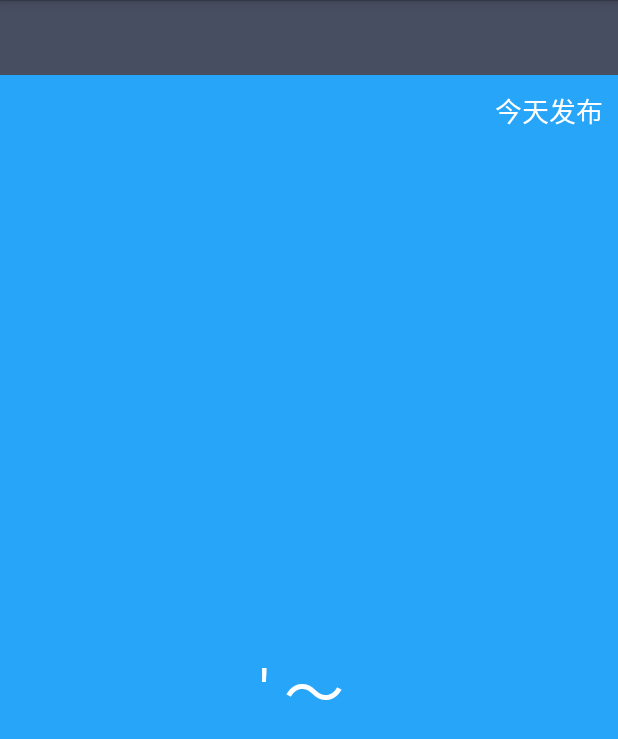
After one commit to dengjiaj/coolweather, an Android app: the WeatherActivity screen opened directly, with no data from a screen before it, on a phone screen of 412 x 824 dp. The commit adds this screen. Shown: the top 739 px of the screen. Run offline under Robolectric (Android 15) with nearby library versions, the phone set to English and light mode, and no system bars.

Commit message:
加入显示天气信息的功能

```diff
--- a/app/src/main/AndroidManifest.xml
+++ b/app/src/main/AndroidManifest.xml
@@ -14,6 +14,7 @@
                 <category android:name="android.intent.category.LAUNCHER"/>
             </intent-filter>
         </activity>
+        <activity android:name=".activity.WeatherActivity"/>
     </application>
 
 </manifest>
--- /dev/null
+++ b/app/src/main/java/main/coolweather/activity/WeatherActivity.java
@@ -0,0 +1,135 @@
+package main.coolweather.activity;
+
+import android.app.Activity;
+import android.content.SharedPreferences;
+import android.os.Bundle;
+import android.preference.PreferenceManager;
+import android.text.TextUtils;
+import android.view.View;
+import android.view.Window;
+import android.widget.LinearLayout;
+import android.widget.TextView;
+import main.coolweather.R;
+import main.coolweather.util.HttpCallbackListener;
+import main.coolweather.util.HttpUtil;
+import main.coolweather.util.Utility;
+
+/**
+ * Created by Administrator on 2017/4/25.
+ */
+public class WeatherActivity extends Activity{
+    private LinearLayout  weatherInfoLayout;
+    /**
+     * 用于显示城市名
+     */
+    private TextView cityNameText;
+    /**
+     * 用于显示发布时间
+     */
+    private TextView publishText;
+    /**
+     * 用于显示天气描述信息
+     */
+    private TextView weatherDespText;
+    /**
+     * 用于显示气温1
+     */
+    private TextView temp1Text;
+    /**
+     * 用于显示气温2
+     */
+    private TextView temp2Text;
+    /**
+     * 用于显示当前日期
+     */
+    private TextView currentDataText;
+
+    @Override
+    protected void onCreate(Bundle savedInstanceState) {
+        super.onCreate(savedInstanceState);
+        requestWindowFeature(Window.FEATURE_NO_TITLE);
+        setContentView(R.layout.weather_layout);
+        //初始化各控件
+        weatherInfoLayout = (LinearLayout)findViewById(R.id.weather_info_layout);
+        cityNameText = (TextView)findViewById(R.id.city_name);
+        publishText = (TextView)findViewById(R.id.publish_text);
+        weatherDespText = (TextView)findViewById(R.id.weather_desp);
+        temp1Text = (TextView)findViewById(R.id.temp1);
+        temp2Text = (TextView)findViewById(R.id.temp2);
+        currentDataText = (TextView)findViewById(R.id.current_data);
+        String countyCode = getIntent().getStringExtra("county_code");
+        if(!TextUtils.isEmpty(countyCode)){
+            //有县级代号是查询天气
+            publishText.setText("同步中...");
+            weatherInfoLayout.setVisibility(View.INVISIBLE);
+            cityNameText.setVisibility(View.INVISIBLE);
+            queryWeatherCode(countyCode);
+        }else {
+            //如果没有县级代号就显示本地天气
+            showWeather();
+        }
+    }
+
+    /**
+     *
+     * 查询县级代号所对应的天气代号
+     */
+    private void queryWeatherCode(String countyCode) {
+        String address = "http://www.weather.com.cn/data/list3/city" + countyCode  + ".xml";
+        queryFromServer(address,"countyCode");
+    }
+    private void queryWeatherInfo(String weatherCode){
+        String address = "http://www.weather.com.cn/data/cityinfo/" + weatherCode  + ".html";
+        queryFromServer(address,"weatherCode");
+    }
+    private void queryFromServer(final String address,final String type) {
+        HttpUtil.sendHttpRequest(address, new HttpCallbackListener() {
+            @Override
+            public void onFinlish(final String response) {
+                if("countyCode".equals(type)){
+                    if(!TextUtils.isEmpty(type)){
+                        //从服务器返回的数据中解析天气代号
+                        String []array = response.split("\\|");
+                        if(array != null && array.length == 2){
+                            String weatherCode = array[1];
+                            queryWeatherInfo(weatherCode);
+                        }
+                    }
+                }else if ("weatherCode".equals(type)){
+                    Utility.handleWeatherResponse(WeatherActivity.this,response);
+                    runOnUiThread(new Runnable() {
+                        @Override
+                        public void run() {
+                            showWeather();
+                        }
+                    });
+                }
+            }
+
+            @Override
+            public void onError(Exception e) {
+                runOnUiThread(new Runnable() {
+                    @Override
+                    public void run() {
+                        publishText.setText("同步失败");
+                    }
+                });
+            }
+        });
+    }
+
+    /**
+     *
+     */
+    private void showWeather() {
+        SharedPreferences preferences = PreferenceManager.getDefaultSharedPreferences(this);
+        cityNameText.setText(preferences.getString("city_name",""));
+        temp1Text.setText(preferences.getString("temp1","'"));
+        temp2Text.setText(preferences.getString("temp2",""));;
+        weatherDespText.setText(preferences.getString("weather_desp",""));
+        publishText.setText("今天"+preferences.getString("publish_time","")+"发布");
+        currentDataText.setText(preferences.getString("current_data",""));
+        weatherInfoLayout.setVisibility(View.VISIBLE);
+        cityNameText.setVisibility(View.VISIBLE);
+    }
+}
--- /dev/null
+++ b/app/src/main/res/layout/weather_layout.xml
@@ -0,0 +1,82 @@
+<?xml version="1.0" encoding="utf-8"?>
+<LinearLayout xmlns:android="http://schemas.android.com/apk/res/android"
+              android:layout_width="match_parent"
+              android:layout_height="match_parent"
+              android:orientation="vertical">
+    <RelativeLayout android:layout_width="match_parent"
+                    android:layout_height="50dp"
+                    android:background="#484E61"
+    >
+        <TextView android:layout_width="wrap_content"
+                  android:layout_height="wrap_content"
+                  android:id="@+id/city_name"
+                  android:layout_centerInParent="true"
+                  android:textColor="#fff"
+                  android:textSize="24sp"
+        />
+    </RelativeLayout>
+    <RelativeLayout android:layout_width="match_parent"
+                    android:layout_height="0dp"
+                    android:layout_weight="1"
+                    android:background="#27a5f9">
+        <TextView android:layout_width="wrap_content"
+                  android:layout_height="wrap_content"
+                  android:id="@+id/publish_text"
+                  android:layout_alignParentRight="true"
+                  android:layout_marginRight="10dp"
+                  android:layout_marginTop="10dp"
+                  android:textColor="#FFF"
+                  android:textSize="18sp"
+        />
+        <LinearLayout android:layout_width="wrap_content"
+                      android:layout_height="wrap_content"
+                      android:id="@+id/weather_info_layout"
+                      android:layout_centerInParent="true"
+                      android:orientation="vertical">
+            <TextView android:layout_width="wrap_content"
+                      android:layout_height="40dp"
+                      android:id="@+id/current_data"
+                      android:gravity="center"
+                      android:textColor="#FFF"
+                      android:textSize="18sp"
+            />
+            <TextView android:layout_width="wrap_content"
+                      android:layout_height="6dp"
+                      android:id="@+id/weather_desp"
+                      android:layout_gravity="center_horizontal"
+                      android:gravity="center"
+                      android:textColor="#FFF"
+                      android:textSize="40sp"
+            />
+            <LinearLayout android:layout_width="wrap_content"
+                          android:layout_height="60dp"
+                          android:layout_gravity="center_horizontal"
+                          android:orientation="horizontal"
+            >
+                <TextView android:layout_width="wrap_content"
+                          android:layout_height="wrap_content"
+                          android:id="@+id/temp1"
+                          android:layout_gravity="center_vertical"
+                          android:textColor="#FFF"
+                          android:textSize="40sp"
+                />
+                <TextView android:layout_width="wrap_content"
+                          android:layout_height="wrap_content"
+                          android:layout_gravity="center_vertical"
+                          android:layout_marginLeft="10dp"
+                          android:layout_marginRight="10dp"
+                          android:text="～"
+                          android:textColor="#FFF"
+                          android:textSize="40sp"
+                />
+                <TextView android:layout_width="wrap_content"
+                          android:layout_height="wrap_content"
+                          android:id="@+id/temp2"
+                          android:layout_gravity="center_vertical"
+                          android:textColor="#FFF"
+                          android:textSize="40sp"
+                />
+            </LinearLayout>
+        </LinearLayout>
+    </RelativeLayout>
+</LinearLayout>
```
Also changed, not shown: app/src/main/java/main/coolweather/activity/ChooseAreaActivity.java (+17 -0 lines), app/src/main/java/main/coolweather/util/Utility.java (+41 -0 lines).
